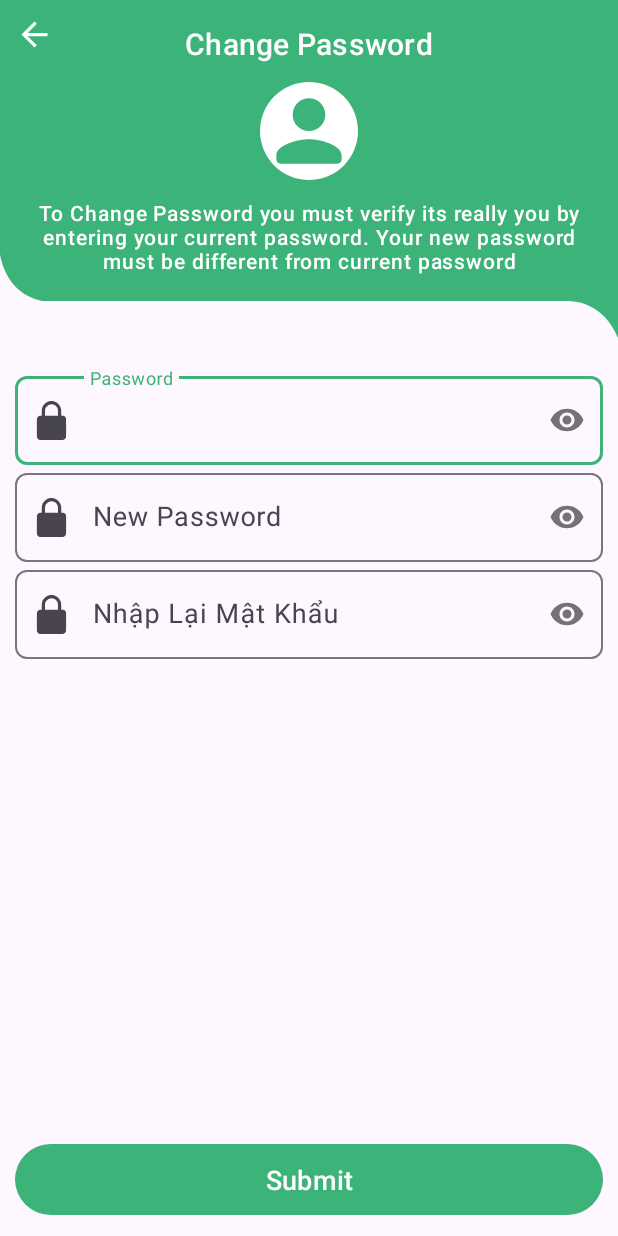
After one commit to tanloc0413/RealEstateApp, an Android app: the ChangePasswordActivity screen opened directly, with no data from a screen before it, on a phone screen of 412 x 824 dp. The commit adds this screen. Run offline under Robolectric (Android 15) with nearby library versions, the phone set to English and light mode, and no system bars; our stand-ins replace Firebase (no records; nobody signed in at launch, a user with empty details on screens opened directly).

Commit message:
Build Change Password

```diff
--- a/app/src/main/java/com/example/realestate/activities/ForgotPasswordActivity.java
+++ b/app/src/main/java/com/example/realestate/activities/ForgotPasswordActivity.java
@@ -84,7 +84,7 @@ public class ForgotPasswordActivity extends AppCompatActivity {
         Log.d(TAG, "sendPasswordRecoveryInstruction: ");
 
         // show progress
-        progressDialog.setMessage("");
+        progressDialog.setMessage("sendPasswordRecoveryInstruction");
         progressDialog.show();
 
         firebaseAuth.sendPasswordResetEmail(email)
--- a/app/src/main/res/drawable/back_white.xml
+++ b/app/src/main/res/drawable/back_white.xml
@@ -1,4 +1,7 @@
-<vector xmlns:android="http://schemas.android.com/apk/res/android" android:autoMirrored="true" android:height="24dp" android:tint="#FFFFFF" android:viewportHeight="960" android:viewportWidth="960" android:width="24dp">
+<vector xmlns:android="http://schemas.android.com/apk/res/android"
+    android:autoMirrored="true" android:tint="#FFFFFF"
+    android:height="26dp" android:width="26dp"
+    android:viewportHeight="960" android:viewportWidth="960">
 
     <path android:fillColor="@android:color/white" android:pathData="M313,520L537,744L480,800L160,480L480,160L537,216L313,440L800,440L800,520L313,520Z"/>
 
--- a/app/src/main/res/drawable/lock_black.xml
+++ b/app/src/main/res/drawable/lock_black.xml
@@ -1,9 +1,7 @@
 <vector xmlns:android="http://schemas.android.com/apk/res/android"
-    android:width="24dp"
-    android:height="24dp"
-    android:viewportWidth="448"
-    android:viewportHeight="512">
-  <path
-      android:fillColor="#FF000000"
-      android:pathData="M144,144l0,48 160,0 0,-48c0,-44.2 -35.8,-80 -80,-80s-80,35.8 -80,80zM80,192l0,-48C80,64.5 144.5,0 224,0s144,64.5 144,144l0,48 16,0c35.3,0 64,28.7 64,64l0,192c0,35.3 -28.7,64 -64,64L64,512c-35.3,0 -64,-28.7 -64,-64L0,256c0,-35.3 28.7,-64 64,-64l16,0z"/>
+    android:height="26dp" android:width="26dp"
+    android:viewportHeight="512" android:viewportWidth="512">
+
+    <path android:fillColor="#000000" android:pathData="M242,0.6c-20.8,2.7 -40.7,10.1 -58,21.7 -9.6,6.4 -27.3,24.1 -33.7,33.7 -9.2,13.7 -15.5,28.2 -19.5,45 -1.9,7.7 -2.1,12.5 -2.5,49.7l-0.5,41.3 -10.7,-0c-6.4,-0 -13.1,0.6 -16.6,1.5 -17.2,4.5 -30.5,17.9 -35,35.2 -2.2,8.6 -2.2,238 0,246.6 4.5,17.3 17.8,30.7 35,35.2 5.2,1.3 24.4,1.5 155.5,1.5 164.6,-0 154.9,0.4 167.1,-6.1 11.5,-6.2 21.4,-19.7 23.9,-32.8 0.6,-3.5 1,-46.9 1,-122 0,-127 0.2,-121.8 -5.6,-133.3 -3.6,-7.1 -12.3,-15.9 -19.3,-19.7 -8.4,-4.5 -15.9,-6.1 -28.2,-6.1l-10.7,-0 -0.5,-41.3c-0.4,-37.2 -0.6,-42 -2.5,-49.7 -6.2,-25.7 -17,-45 -35.1,-63.1 -18.5,-18.5 -38,-29.3 -63.1,-35 -8.3,-1.9 -33.1,-3.3 -41,-2.3zM273,44.4c9.4,2 21.5,6.9 28.9,11.8 19.4,12.7 33.9,34.2 38,56.3 0.7,3.5 1.1,20.5 1.1,42.7l0,36.8 -85,-0 -85,-0 0,-37.3c0,-40.6 0.4,-44 5.9,-58.2 10,-26 33.6,-45.9 61.6,-52 8,-1.8 26.4,-1.8 34.5,-0.1z" android:strokeColor="#00000000"/>
+
 </vector>
--- /dev/null
+++ b/app/src/main/res/layout/activity_change_password.xml
@@ -0,0 +1,168 @@
+<?xml version="1.0" encoding="utf-8"?>
+<RelativeLayout xmlns:android="http://schemas.android.com/apk/res/android"
+    xmlns:app="http://schemas.android.com/apk/res-auto"
+    xmlns:tools="http://schemas.android.com/tools"
+    android:layout_width="match_parent"
+    android:layout_height="match_parent"
+    tools:context=".activities.ChangePasswordActivity">
+
+    <!-- RelativeLayout: Toolbar -->
+    <RelativeLayout
+        android:id="@+id/toolbarRl"
+        android:layout_width="match_parent"
+        android:layout_height="225dp"
+        android:background="@drawable/toolbar_bg02">
+
+        <!-- ImageButton: Click to go-back -->
+        <ImageButton
+            android:id="@+id/toolbarBackBtn"
+            android:layout_width="wrap_content"
+            android:layout_height="wrap_content"
+            android:background="@android:color/transparent"
+            android:padding="10dp"
+            android:src="@drawable/back_white"
+            app:tint="?attr/colorOnPrimary"
+            tools:ignore="SpeakableTextPresentCheck" />
+
+        <!-- TextView: Toolbar title -->
+        <TextView
+            android:id="@+id/toolbarTitleTv"
+            android:layout_width="wrap_content"
+            android:layout_height="wrap_content"
+            style="@style/TextAppearance.Material3.TitleMedium"
+            android:text="Change Password"
+            android:textColor="?attr/colorOnPrimary"
+            android:layout_centerHorizontal="true"
+            android:layout_marginTop="15dp"
+            android:textSize="20sp"/>
+
+        <!-- ShapeableImageView: Just to show a static image
+            (ic_person_white) from drawable -->
+        <com.google.android.material.imageview.ShapeableImageView
+            android:id="@+id/profileIv"
+            android:layout_width="65dp"
+            android:layout_height="65dp"
+            android:layout_centerHorizontal="true"
+            android:layout_marginVertical="12dp"
+            android:background="?attr/colorOnPrimary"
+            android:src="@drawable/person_black"
+            android:layout_below="@+id/toolbarTitleTv"
+            app:shapeAppearanceOverlay="@style/ImageStyle_Circle"
+            android:tint="@color/colorPrimary"/>
+
+        <!-- TextView: Just to show a labeled/instructions text -->
+        <TextView
+            android:id="@+id/toolbarDescriptionTv"
+            android:layout_width="match_parent"
+            android:layout_height="wrap_content"
+            style="@style/TextAppearance.Material3.LabelSmall"
+            android:text="To Change Password you must verify its really you by entering your current password. Your new password must be different from current password"
+            android:layout_below="@+id/profileIv"
+            android:gravity="center"
+            android:paddingHorizontal="5dp"
+            android:textColor="?attr/colorOnPrimary"
+            android:textSize="14sp"
+            android:layout_marginLeft="8dp"
+            android:layout_marginRight="8dp"
+            tools:ignore="HardcodedText"/>
+
+    </RelativeLayout>
+
+    <RelativeLayout
+        android:layout_width="match_parent"
+        android:layout_height="match_parent"
+        android:layout_below="@+id/toolbarRl"
+        android:padding="10dp"
+        android:layout_marginTop="10dp">
+
+        <!-- TextInputLayout: Text password -->
+        <com.google.android.material.textfield.TextInputLayout
+            android:id="@+id/currentPasswordTil"
+            android:layout_width="match_parent"
+            android:layout_height="wrap_content"
+            android:hint="Password"
+            app:boxCornerRadiusTopStart="8dp"
+            app:boxCornerRadiusTopEnd="8dp"
+            app:boxCornerRadiusBottomStart="8dp"
+            app:boxCornerRadiusBottomEnd="8dp"
+            app:startIconDrawable="@drawable/lock_black"
+            app:passwordToggleEnabled="true"
+            tools:ignore="HardcodedText">
+
+            <EditText
+                android:id="@+id/currentPasswordEt"
+                android:layout_width="match_parent"
+                android:layout_height="wrap_content"
+                android:paddingStart="50dp"
+                android:textSize="18sp"
+                android:inputType="textPassword"
+                tools:ignore="RtlSymmetry"/>
+
+        </com.google.android.material.textfield.TextInputLayout>
+
+        <!-- TextInputLayout: Text new password -->
+        <com.google.android.material.textfield.TextInputLayout
+            android:id="@+id/newPasswordTil"
+            android:layout_width="match_parent"
+            android:layout_height="wrap_content"
+            android:hint="New Password"
+            app:boxCornerRadiusTopStart="8dp"
+            app:boxCornerRadiusTopEnd="8dp"
+            app:boxCornerRadiusBottomStart="8dp"
+            app:boxCornerRadiusBottomEnd="8dp"
+            app:startIconDrawable="@drawable/lock_black"
+            app:passwordToggleEnabled="true"
+            android:layout_below="@+id/currentPasswordTil"
+            tools:ignore="HardcodedText">
+
+            <EditText
+                android:id="@+id/newPasswordEt"
+                android:layout_width="match_parent"
+                android:layout_height="wrap_content"
+                android:paddingStart="50dp"
+                android:textSize="18sp"
+                android:inputType="textPassword"
+                tools:ignore="RtlSymmetry"/>
+
+        </com.google.android.material.textfield.TextInputLayout>
+
+        <!-- TextInputLayout: Text confirm new password -->
+        <com.google.android.material.textfield.TextInputLayout
+            android:id="@+id/confirmNewPasswordTil"
+            android:layout_width="match_parent"
+            android:layout_height="wrap_content"
+            android:hint="Nhập Lại Mật Khẩu"
+            app:boxCornerRadiusTopStart="8dp"
+            app:boxCornerRadiusTopEnd="8dp"
+            app:boxCornerRadiusBottomStart="8dp"
+            app:boxCornerRadiusBottomEnd="8dp"
+            app:startIconDrawable="@drawable/lock_black"
+            app:passwordToggleEnabled="true"
+            android:layout_below="@+id/newPasswordTil"
+            tools:ignore="HardcodedText">
+
+            <EditText
+                android:id="@+id/confirmNewPasswordEt"
+                android:layout_width="match_parent"
+                android:layout_height="wrap_content"
+                android:paddingStart="50dp"
+                android:textSize="18sp"
+                android:inputType="textPassword"
+                tools:ignore="RtlSymmetry"/>
+
+        </com.google.android.material.textfield.TextInputLayout>
+
+        <!-- MaterialButton: Click to send password recovery instruction -->
+        <com.google.android.material.button.MaterialButton
+            android:id="@+id/submitBtn"
+            android:layout_width="match_parent"
+            android:layout_height="wrap_content"
+            android:text="Submit"
+            android:layout_alignParentBottom="true"
+            android:minHeight="@dimen/m_button_height"
+            android:textSize="18sp"
+            tools:ignore="HardcodedText" />
+
+    </RelativeLayout>
+
+</RelativeLayout>
```
Also changed, not shown: app/src/main/AndroidManifest.xml (+6 -2 lines), app/src/main/java/com/example/realestate/activities/ChangePasswordActivity.java (added, +161 -0 lines), app/src/main/java/com/example/realestate/fragment/ProfileFragment.java (+10 -1 lines), app/src/main/res/layout/activity_forgot_password.xml (+9 -3 lines).
